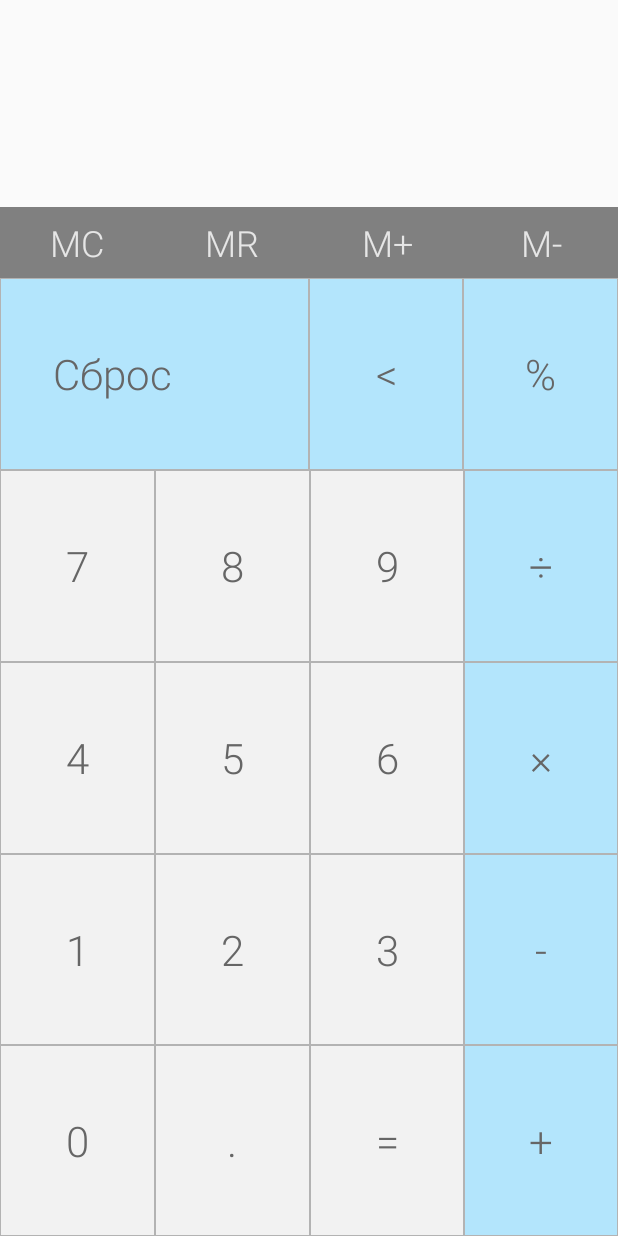
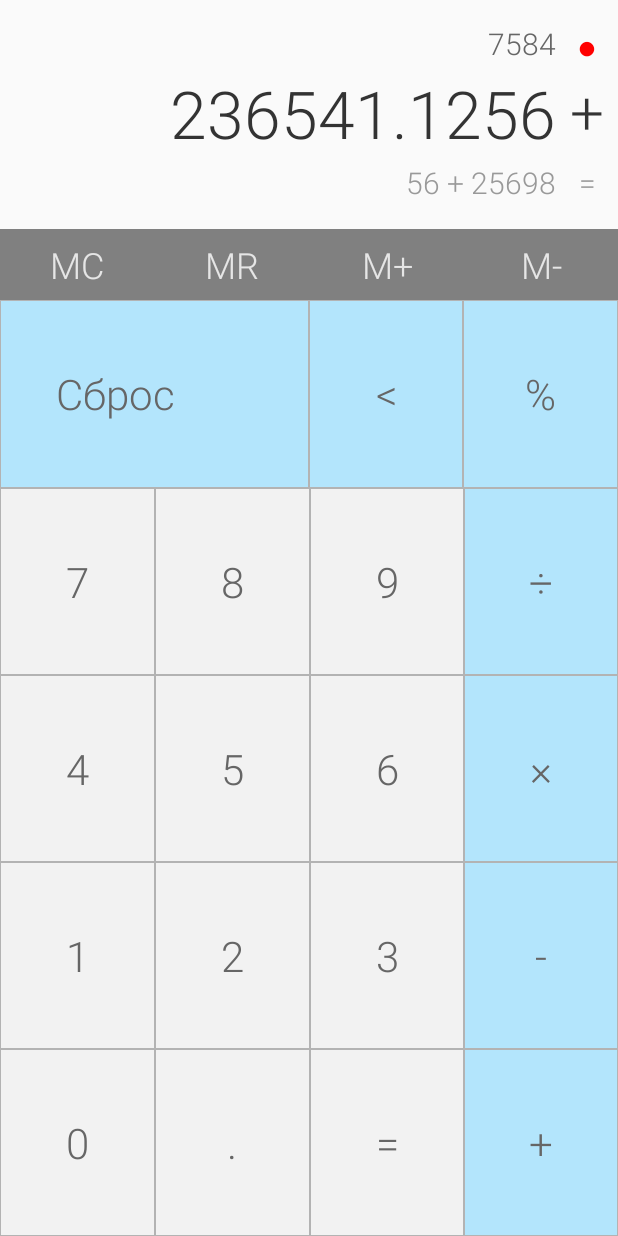
Before and after one commit to kulikovman/Calcus, an Android app: the screen it shows after launch (MainActivity), on a phone screen of 412 x 824 dp. Run offline under Robolectric (Android 15) with nearby library versions, the phone set to English and light mode, and no system bars.

Commit message:
Глобальная оптимизация макета

```diff
--- a/app/src/main/java/ru/kulikovman/calcus/MainActivity.java
+++ b/app/src/main/java/ru/kulikovman/calcus/MainActivity.java
@@ -9,7 +9,6 @@ import java.math.RoundingMode;
 
 import android.support.v7.app.AppCompatActivity;
 import android.os.Bundle;
-import android.util.Log;
 import android.view.HapticFeedbackConstants;
 import android.view.View;
 import android.widget.TextView;
@@ -26,12 +25,12 @@ public class MainActivity extends AppCompatActivity {
         super.onCreate(savedInstanceState);
         setContentView(R.layout.activity_main);
 
-        numberField = (TextView) findViewById(R.id.numberField);
-        operationField = (TextView) findViewById(R.id.operationField);
-        historyField = (TextView) findViewById(R.id.historyField);
-        historyOperation = (TextView) findViewById(R.id.historyOperation);
-        memoryField = (TextView) findViewById(R.id.memoryField);
-        memoryMarker = (TextView) findViewById(R.id.memoryMarker);
+        numberField = (TextView) findViewById(R.id.number_field);
+        operationField = (TextView) findViewById(R.id.operation_field);
+        historyField = (TextView) findViewById(R.id.history_field);
+        historyOperation = (TextView) findViewById(R.id.history_operation);
+        memoryField = (TextView) findViewById(R.id.memory_field);
+        memoryMarker = (TextView) findViewById(R.id.memory_marker);
     }
 
     public void onClick(View view) {
@@ -156,7 +155,7 @@ public class MainActivity extends AppCompatActivity {
                     String result = roundResult(first + second);
 
                     memoryField.setText(result);
-                    memoryMarker.setText(R.string.circle);
+                    memoryMarker.setText(R.string.red_dot);
                 }
                 break;
             case R.id.btn_M_subtraction:
@@ -171,19 +170,19 @@ public class MainActivity extends AppCompatActivity {
                     String result = roundResult(first - second);
 
                     memoryField.setText(result);
-                    memoryMarker.setText(R.string.circle);
+                    memoryMarker.setText(R.string.red_dot);
                 }
                 break;
 
 
-            case R.id.numberField:
+            case R.id.number_field:
                 if (!isEmpty(numberField)) {
                     ClipData clipNumber = ClipData.newPlainText("numberField", getNumberField());
                     clipboard.setPrimaryClip(clipNumber);
                     Toast.makeText(this, R.string.copy_co_clipboard, Toast.LENGTH_SHORT).show();
                 }
                 break;
-            case R.id.memoryField:
+            case R.id.memory_field:
                 if (!isEmpty(memoryField)) {
                     ClipData clipMemory = ClipData.newPlainText("memoryField", memoryField.getText().toString());
                     clipboard.setPrimaryClip(clipMemory);
--- a/app/src/main/res/layout/activity_main.xml
+++ b/app/src/main/res/layout/activity_main.xml
@@ -6,29 +6,34 @@
     android:orientation="vertical"
     tools:context="ru.kulikovman.calcus.MainActivity">
 
+    <Space
+        android:layout_width="match_parent"
+        android:layout_height="15dp"/>
+
     <LinearLayout
         android:layout_width="match_parent"
-        android:layout_height="35dp"
-        android:orientation="horizontal"
-        android:weightSum="100">
+        android:layout_height="wrap_content"
+        android:orientation="horizontal">
 
         <TextView
-            android:id="@+id/memoryField"
+            android:id="@+id/memory_field"
             android:layout_width="0dp"
             android:layout_height="match_parent"
             android:layout_weight="90"
             android:fontFamily="sans-serif-light"
-            android:gravity="bottom|end"
+            android:gravity="end"
             android:onClick="onClick"
+            android:text="7584"
             android:textColor="@color/gray_7"
             android:textSize="20sp" />
 
         <TextView
-            android:id="@+id/memoryMarker"
+            android:id="@+id/memory_marker"
             android:layout_width="0dp"
             android:layout_height="match_parent"
             android:layout_weight="10"
-            android:gravity="bottom|center_horizontal"
+            android:text="●"
+            android:gravity="center_horizontal"
             android:textColor="@color/red_dot"
             android:textSize="22sp" />
     </LinearLayout>
@@ -36,14 +41,14 @@
     <LinearLayout
         android:layout_width="match_parent"
         android:layout_height="56dp"
-        android:orientation="horizontal"
-        android:weightSum="100">
+        android:orientation="horizontal">
 
         <TextView
-            android:id="@+id/numberField"
+            android:id="@+id/number_field"
             android:layout_width="0dp"
             android:layout_height="match_parent"
             android:layout_weight="90"
+            android:text="236541.1256"
             android:fontFamily="sans-serif-light"
             android:gravity="center_vertical|end"
             android:onClick="onClick"
@@ -51,47 +56,53 @@
             android:textSize="44sp" />
 
         <TextView
-            android:id="@+id/operationField"
+            android:id="@+id/operation_field"
             android:layout_width="0dp"
             android:layout_height="match_parent"
             android:layout_weight="10"
+            android:text="+"
             android:fontFamily="sans-serif-light"
             android:gravity="center_vertical|center_horizontal"
             android:textColor="@color/gray_9"
             android:textSize="40sp" />
     </LinearLayout>
 
-    <View
+    <Space
         android:layout_width="match_parent"
-        android:layout_height="5dp" />
+        android:layout_height="6dp"/>
 
     <LinearLayout
         android:layout_width="match_parent"
-        android:layout_height="41dp"
-        android:orientation="horizontal"
-        android:weightSum="100">
+        android:layout_height="wrap_content"
+        android:orientation="horizontal">
 
         <TextView
-            android:id="@+id/historyField"
+            android:id="@+id/history_field"
             android:layout_width="0dp"
             android:layout_height="match_parent"
             android:layout_weight="90"
             android:fontFamily="sans-serif-light"
-            android:gravity="top|end"
+            android:gravity="end"
+            android:text="56 + 25698"
             android:onClick="onClick"
             android:textColor="@color/gray_5"
             android:textSize="20sp" />
 
         <TextView
-            android:id="@+id/historyOperation"
+            android:id="@+id/history_operation"
             android:layout_width="0dp"
             android:layout_height="match_parent"
             android:layout_weight="10"
+            android:text="="
             android:fontFamily="sans-serif-light"
-            android:gravity="top|center"
+            android:gravity="center"
             android:textColor="@color/gray_5"
             android:textSize="20sp" />
     </LinearLayout>
+
+    <Space
+        android:layout_width="match_parent"
+        android:layout_height="17dp"/>
 
     <LinearLayout
         android:layout_width="match_parent"
@@ -123,8 +134,7 @@
         android:layout_width="match_parent"
         android:layout_height="match_parent"
         android:layout_weight="1"
-        android:orientation="horizontal"
-        android:weightSum="4">
+        android:orientation="horizontal">
 
         <Button
             android:id="@+id/btn_reset"
@@ -132,7 +142,7 @@
             android:layout_width="0sp"
             android:layout_weight="2"
             android:gravity="center_vertical"
-            android:paddingStart="35sp"
+            android:paddingStart="37dp"
             android:text="@string/reset" />
 
         <Button
--- a/app/src/main/res/values/strings.xml
+++ b/app/src/main/res/values/strings.xml
@@ -20,7 +20,7 @@
     <string name="btn_8">8</string>
     <string name="btn_7">7</string>
     <string name="reset">Сброс</string>
-    <string name="circle">●</string>
+    <string name="red_dot">●</string>
     <string name="mr">MR</string>
     <string name="mc">MC</string>
     <string name="m_add">M+</string>
```
